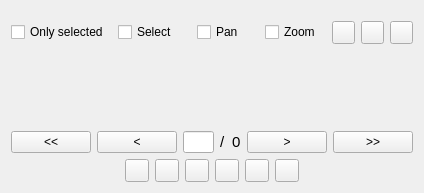
This is src/NavTable/ui/main_panel.ui in fpsampayo/qgis-navtable as Qt 5 draws it before an edit. The edited form follows.
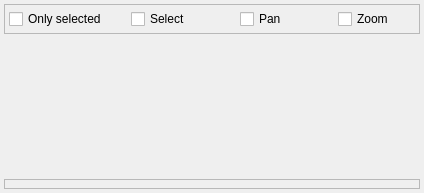
This is the edited form.

Commit message:
style: Modernize UI with grouped toolbars and professional styling
- Consolidate all action buttons (Filter, Sort, Select, Zoom, Edit, Save, Delete) into a native bottom QToolBar.
- Restructure the interface into visual blocks (Header, Content, Footer) using QFrame.
- Implement a centered, compact navigation toolbar with QToolBar.
- Transition from manual QPushButton text to native QGIS arrow icons for navigation.
- Apply a refined CSS theme compatible with both Light and Dark QGIS modes.
- Move widget creation to code for robustness and pixel-perfect alignment.

The edit to the form file:
```diff
--- a/src/NavTable/ui/main_panel.ui
+++ b/src/NavTable/ui/main_panel.ui
@@ -10,35 +10,51 @@
     <height>193</height>
    </rect>
   </property>
-  <property name="sizePolicy">
-   <sizepolicy hsizetype="Expanding" vsizetype="Expanding">
-    <horstretch>0</horstretch>
-    <verstretch>0</verstretch>
-   </sizepolicy>
-  </property>
-  <property name="maximumSize">
-   <size>
-    <width>16777215</width>
-    <height>16777215</height>
-   </size>
-  </property>
   <property name="windowTitle">
    <string>NavTable</string>
   </property>
-  <layout class="QVBoxLayout" name="verticalLayout_2">
+  <layout class="QVBoxLayout" name="mainLayout">
+   <property name="spacing">
+    <number>4</number>
+   </property>
+   <property name="leftMargin">
+    <number>4</number>
+   </property>
+   <property name="topMargin">
+    <number>4</number>
+   </property>
+   <property name="rightMargin">
+    <number>4</number>
+   </property>
+   <property name="bottomMargin">
+    <number>4</number>
+   </property>
    <item>
-    <layout class="QVBoxLayout" name="verticalLayout">
-     <property name="sizeConstraint">
-      <enum>QLayout::SetDefaultConstraint</enum>
+    <widget class="QFrame" name="headerFrame">
+     <property name="frameShape">
+      <enum>QFrame::StyledPanel</enum>
+     </property>
+     <property name="frameShadow">
+      <enum>QFrame::Raised</enum>
+     </property>
+     <layout class="QVBoxLayout" name="headerLayout">
+      <property name="spacing">
+       <number>4</number>
+      </property>
+      <property name="leftMargin">
+       <number>4</number>
+      </property>
+      <property name="topMargin">
+       <number>4</number>
+      </property>
+      <property name="rightMargin">
+       <number>4</number>
+      </property>
+      <property name="bottomMargin">
+       <number>4</number>
      </property>
      <item>
       <layout class="QHBoxLayout" name="horizontalLayout">
-       <property name="spacing">
-        <number>6</number>
-       </property>
-       <property name="topMargin">
-        <number>10</number>
-       </property>
        <item alignment="Qt::AlignHCenter">
         <widget class="QCheckBox" name="onlySelectedCB">
          <property name="text">
@@ -48,18 +64,9 @@
        </item>
        <item alignment="Qt::AlignHCenter">
         <widget class="QCheckBox" name="selectCB">
-         <property name="enabled">
-          <bool>true</bool>
-         </property>
-         <property name="layoutDirection">
-          <enum>Qt::LeftToRight</enum>
-         </property>
          <property name="text">
           <string>Select</string>
          </property>
-         <property name="checked">
-          <bool>false</bool>
-         </property>
         </widget>
        </item>
        <item alignment="Qt::AlignHCenter">
@@ -76,92 +83,19 @@
          </property>
         </widget>
        </item>
-       <item>
-        <layout class="QHBoxLayout" name="horizontalLayout_4">
-         <item>
-          <widget class="QToolButton" name="orderByBT">
-           <property name="maximumSize">
-            <size>
-             <width>23</width>
-             <height>40</height>
-            </size>
-           </property>
-           <property name="mouseTracking">
-            <bool>true</bool>
-           </property>
-           <property name="focusPolicy">
-            <enum>Qt::NoFocus</enum>
-           </property>
-           <property name="toolTip">
-            <string>Sort NavTable Features</string>
-           </property>
-           <property name="text">
-            <string/>
-           </property>
-          </widget>
-         </item>
-         <item>
-          <widget class="QToolButton" name="removeFilterBT">
-           <property name="maximumSize">
-            <size>
-             <width>23</width>
-             <height>40</height>
-            </size>
-           </property>
-           <property name="mouseTracking">
-            <bool>true</bool>
-           </property>
-           <property name="focusPolicy">
-            <enum>Qt::NoFocus</enum>
-           </property>
-           <property name="toolTip">
-            <string>Remove Filter</string>
-           </property>
-           <property name="text">
-            <string/>
-           </property>
-          </widget>
-         </item>
-         <item>
-          <widget class="QToolButton" name="exprFilterBT">
-           <property name="maximumSize">
-            <size>
-             <width>23</width>
-             <height>40</height>
-            </size>
-           </property>
-           <property name="mouseTracking">
-            <bool>true</bool>
-           </property>
-           <property name="focusPolicy">
-            <enum>Qt::NoFocus</enum>
-           </property>
-           <property name="toolTip">
-            <string>Filter NavTable Features by Expression</string>
-           </property>
-           <property name="text">
-            <string/>
-           </property>
-          </widget>
-         </item>
         </layout>
        </item>
       </layout>
+    </widget>
      </item>
      <item>
       <widget class="QScrollArea" name="scrollArea">
-       <property name="sizePolicy">
-        <sizepolicy hsizetype="MinimumExpanding" vsizetype="MinimumExpanding">
-         <horstretch>0</horstretch>
-         <verstretch>0</verstretch>
-        </sizepolicy>
-       </property>
-       <property name="frameShape">
-        <enum>QFrame::NoFrame</enum>
-       </property>
        <property name="widgetResizable">
         <bool>true</bool>
        </property>
+     <property name="frameShape">
+      <enum>QFrame::NoFrame</enum>
+     </property>
        <widget class="QWidget" name="widget_form">
         <property name="geometry">
          <rect>
@@ -175,153 +109,37 @@
       </widget>
      </item>
      <item>
-      <layout class="QHBoxLayout" name="horizontalLayout_2">
-       <item>
-        <widget class="QPushButton" name="firstBT">
-         <property name="enabled">
-          <bool>true</bool>
-         </property>
-         <property name="text">
-          <string>&lt;&lt;</string>
-         </property>
-        </widget>
-       </item>
-       <item>
-        <widget class="QPushButton" name="previousBT">
-         <property name="text">
-          <string>&lt;</string>
-         </property>
-        </widget>
-       </item>
-       <item>
-        <layout class="QGridLayout" name="gridLayout">
-         <item row="0" column="2">
-          <widget class="QLabel" name="nFeatLB">
-           <property name="font">
-            <font>
-             <pointsize>11</pointsize>
-            </font>
-           </property>
-           <property name="text">
-            <string>0</string>
-           </property>
-          </widget>
-         </item>
-         <item row="0" column="1">
-          <widget class="QLabel" name="label">
-           <property name="font">
-            <font>
-             <pointsize>11</pointsize>
-            </font>
-           </property>
-           <property name="text">
-            <string>/</string>
-           </property>
-          </widget>
-         </item>
-         <item row="0" column="0">
-          <widget class="QLineEdit" name="currentFeatLB"/>
-         </item>
-        </layout>
-       </item>
+    <widget class="QFrame" name="footerFrame">
+     <property name="frameShape">
+      <enum>QFrame::StyledPanel</enum>
+     </property>
+     <property name="frameShadow">
+      <enum>QFrame::Raised</enum>
+     </property>
+     <layout class="QVBoxLayout" name="footerLayout">
+      <property name="spacing">
+       <number>4</number>
+      </property>
+      <property name="leftMargin">
+       <number>4</number>
+      </property>
+      <property name="topMargin">
+       <number>4</number>
+      </property>
+      <property name="rightMargin">
+       <number>4</number>
+      </property>
+      <property name="bottomMargin">
+       <number>4</number>
+      </property>
        <item>
-        <widget class="QPushButton" name="nextBT">
-         <property name="enabled">
-          <bool>true</bool>
-         </property>
-         <property name="text">
-          <string>&gt;</string>
-         </property>
-         <property name="checkable">
-          <bool>false</bool>
-         </property>
-        </widget>
+       <layout class="QVBoxLayout" name="navToolbarLayout"/>
        </item>
        <item>
-        <widget class="QPushButton" name="lastBT">
-         <property name="text">
-          <string>&gt;&gt;</string>
-         </property>
-        </widget>
-       </item>
-      </layout>
-     </item>
-     <item>
-      <layout class="QHBoxLayout" name="horizontalLayout_actions">
-       <item>
-        <spacer name="horizontalSpacer_3">
-         <property name="orientation">
-          <enum>Qt::Horizontal</enum>
-         </property>
-         <property name="sizeHint" stdset="0">
-          <size>
-           <width>40</width>
-           <height>20</height>
-          </size>
-         </property>
-        </spacer>
-       </item>
-       <item>
-        <widget class="QToolButton" name="selectBT">
-         <property name="toolTip">
-          <string>Select/Deselect current feature</string>
-         </property>
-        </widget>
-       </item>
-       <item>
-        <widget class="QToolButton" name="zoomBT">
-         <property name="toolTip">
-          <string>Zoom to current feature</string>
-         </property>
-        </widget>
-       </item>
-       <item>
-        <widget class="QToolButton" name="panBT">
-         <property name="toolTip">
-          <string>Pan to current feature</string>
-         </property>
-        </widget>
-       </item>
-       <item>
-        <widget class="QToolButton" name="editBT">
-         <property name="toolTip">
-          <string>Toggle editing mode</string>
-         </property>
-         <property name="checkable">
-          <bool>true</bool>
-         </property>
-        </widget>
-       </item>
-       <item>
-        <widget class="QToolButton" name="saveBT">
-         <property name="toolTip">
-          <string>Save changes to current feature</string>
-         </property>
-        </widget>
-       </item>
-       <item>
-        <widget class="QToolButton" name="deleteBT">
-         <property name="toolTip">
-          <string>Delete current feature</string>
-         </property>
-        </widget>
-       </item>
-       <item>
-        <spacer name="horizontalSpacer_4">
-         <property name="orientation">
-          <enum>Qt::Horizontal</enum>
-         </property>
-         <property name="sizeHint" stdset="0">
-          <size>
-           <width>40</width>
-           <height>20</height>
-          </size>
-         </property>
-        </spacer>
-       </item>
-      </layout>
-     </item>
-    </layout>
+       <layout class="QVBoxLayout" name="actionsToolbarLayout"/>
+      </item>
+     </layout>
+    </widget>
    </item>
   </layout>
  </widget>
```
Lines whose indentation alone changed are shown as unchanged. The commit also changes 1 other file.
